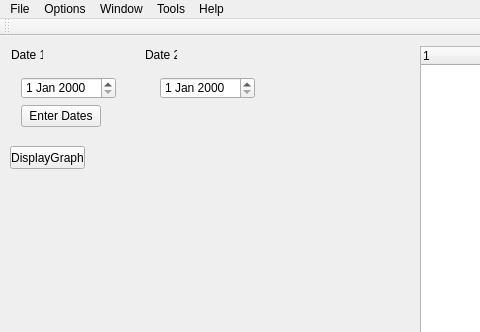
LLe27/Dentistry-School-Analysis-Tool, file src/mainwindow.ui: the form before one commit; both pictures show x 0 to 480 and y 0 to 332 of the 800 by 600 pixel window.
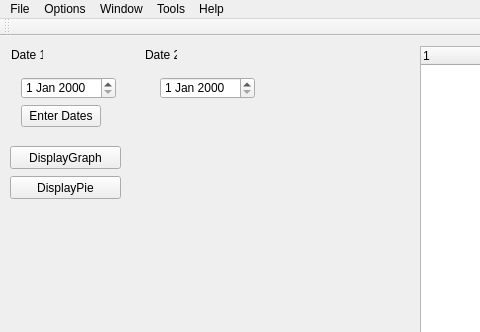
The form after the commit. Icons and pictures are not drawn.

The edit to the form file:
```diff
--- a/src/mainwindow.ui
+++ b/src/mainwindow.ui
@@ -217,7 +217,7 @@
      <rect>
       <x>10</x>
       <y>110</y>
-      <width>75</width>
+      <width>111</width>
       <height>23</height>
      </rect>
     </property>
@@ -225,6 +225,19 @@
      <string>DisplayGraph</string>
     </property>
    </widget>
+   <widget class="QPushButton" name="bntDisplayPie">
+    <property name="geometry">
+     <rect>
+      <x>10</x>
+      <y>140</y>
+      <width>111</width>
+      <height>23</height>
+     </rect>
+    </property>
+    <property name="text">
+     <string>DisplayPie</string>
+    </property>
+   </widget>
   </widget>
   <widget class="QMenuBar" name="menuBar">
    <property name="geometry">
```
Left out of the diff: 2 changed lines with no effect on the pictures.
